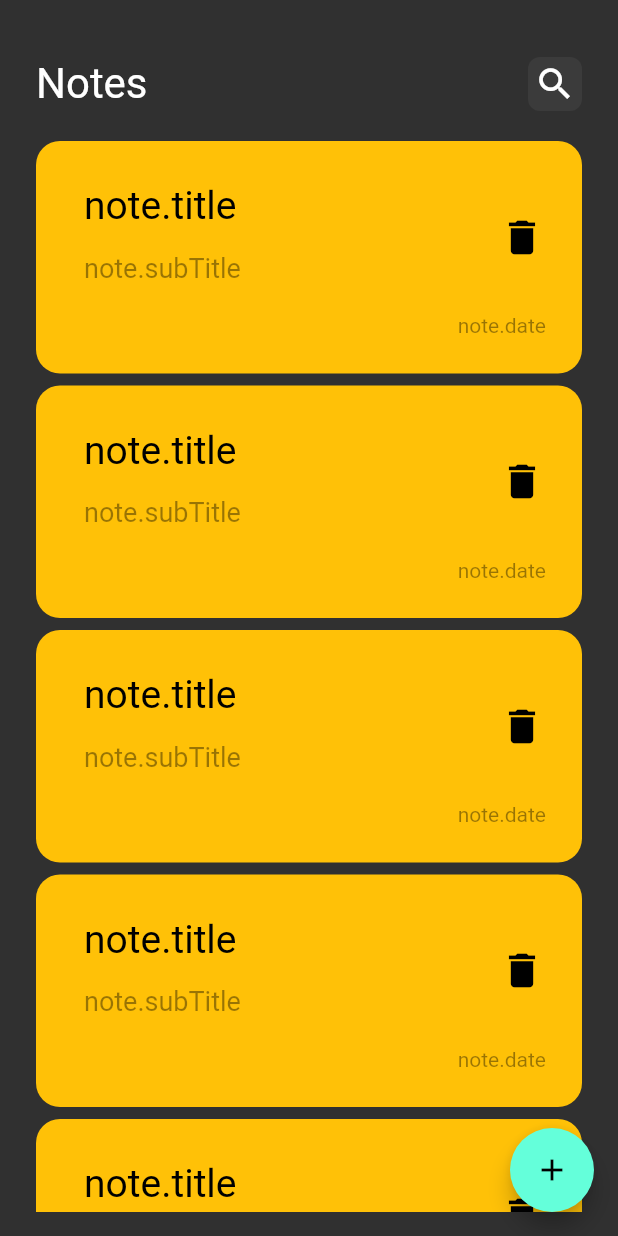
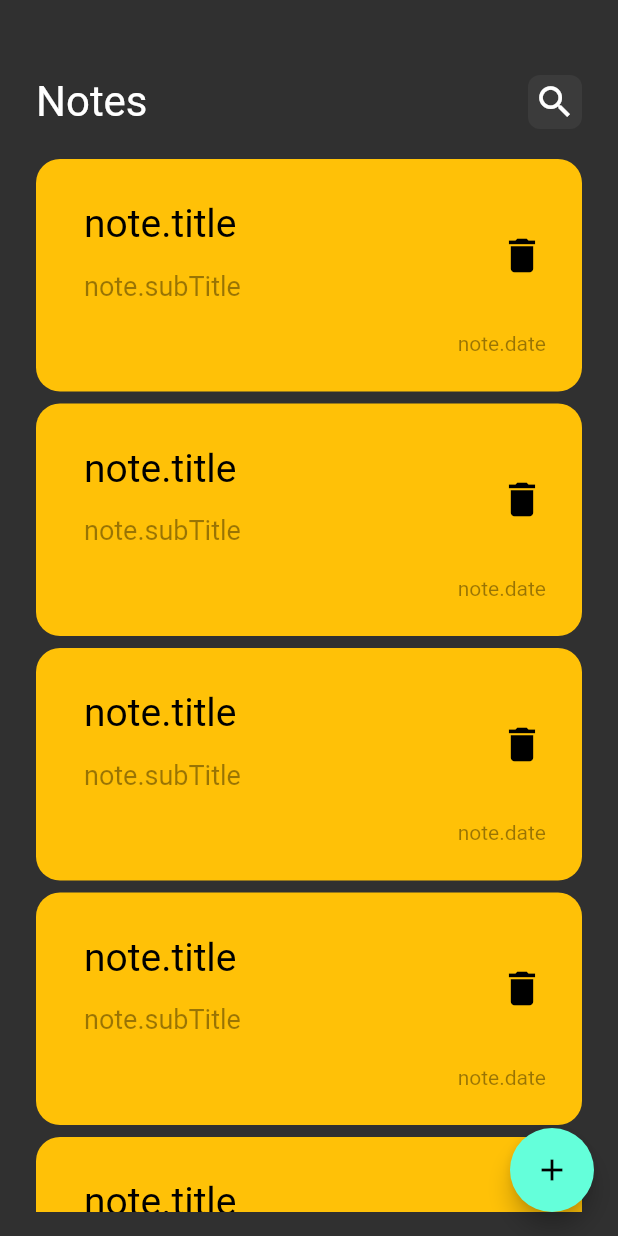
Before and after one commit to Rana-Mohsen/notes_app, a Flutter app: the screen it shows after launch, on a phone screen of 412 x 824 dp. Run offline on Flutter 3.47's test engine with Material 2 defaults, Android fonts, the phone set to English and light mode, and no system bars.

Commit message:
add app bar to edit note view

```diff
--- a/lib/views/widgets/custom_app_bar.dart
+++ b/lib/views/widgets/custom_app_bar.dart
@@ -1,16 +1,25 @@
 import 'package:flutter/material.dart';
 
-import 'search_icon.dart';
+import 'custom_icon.dart';
 
 class CustomAppBar extends StatelessWidget {
-  const CustomAppBar({super.key});
+  const CustomAppBar({super.key, required this.icon, required this.title});
 
+  final String title;
+  final IconData icon;
   @override
   Widget build(BuildContext context) {
-    return  Row(children: [
-              Text('Notes', style: TextStyle(fontSize: 28),),
-              Spacer(),
-              SearchIcon()
-            ],);
+    return Row(
+      children: [
+        Text(
+          title,
+          style: TextStyle(fontSize: 28),
+        ),
+        Spacer(),
+        CustomIcon(
+          icon: icon,
+        )
+      ],
+    );
   }
 }
--- /dev/null
+++ b/lib/views/widgets/custom_icon.dart
@@ -0,0 +1,21 @@
+import 'package:flutter/material.dart';
+
+class CustomIcon extends StatelessWidget {
+  const CustomIcon({super.key,required this.icon});
+
+  final IconData icon;
+  @override
+  Widget build(BuildContext context) {
+    return Container(
+      padding: EdgeInsets.all(4),
+      child: Icon(
+        icon,
+        size: 28,
+      ),
+      decoration: BoxDecoration(
+        color: Colors.white.withOpacity(0.05),
+        borderRadius: BorderRadius.circular(8),
+      ),
+    );
+  }
+}
--- a/lib/views/widgets/note_view_body.dart
+++ b/lib/views/widgets/note_view_body.dart
@@ -1,5 +1,4 @@
 import 'package:flutter/material.dart';
-import 'package:notes_app/views/widgets/note_item.dart';
 import 'package:notes_app/views/widgets/note_list_view.dart';
 
 import 'custom_app_bar.dart';
@@ -13,8 +12,11 @@ class NoteViewBody extends StatelessWidget {
         padding: EdgeInsets.symmetric(horizontal: 24),
         child: Column(
           children: [
-            SizedBox(height: 38,),
-            CustomAppBar(),
+            SizedBox(height: 50,),
+            CustomAppBar(
+              icon: Icons.search,
+              title: 'Notes',
+            ),
             Expanded(child: NoteListView())
           ],
         ),
--- a/lib/views/widgets/search_icon.dart
+++ /dev/null
@@ -1,17 +0,0 @@
-import 'package:flutter/material.dart';
-
-class SearchIcon extends StatelessWidget {
-  const SearchIcon({super.key});
-
-  @override
-  Widget build(BuildContext context) {
-    return  Container(
-                padding: EdgeInsets.all(4),
-                child: Icon(Icons.search,size: 28,),
-                decoration: BoxDecoration(
-                  color: Colors.white.withOpacity(0.05),
-                  borderRadius: BorderRadius.circular(8),
-                ),
-              );
-  }
-}
```
Also changed, not shown: lib/views/edit_note_view.dart (added, +20 -0 lines), lib/views/widgets/custom_button.dart (added, +32 -0 lines).
